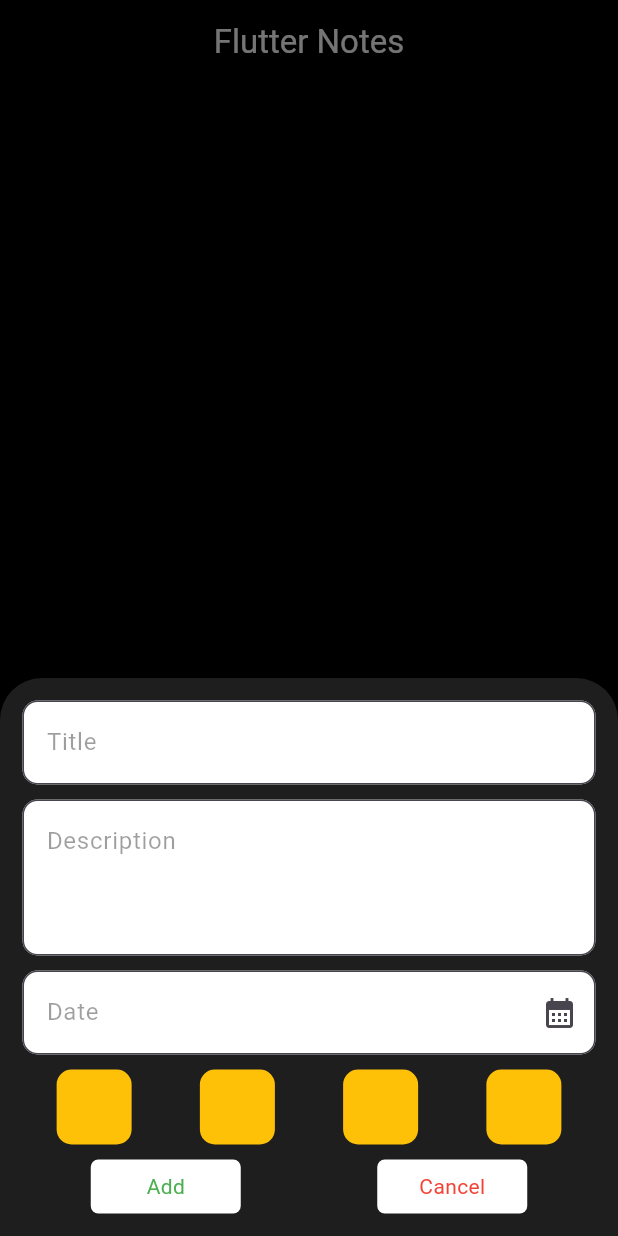
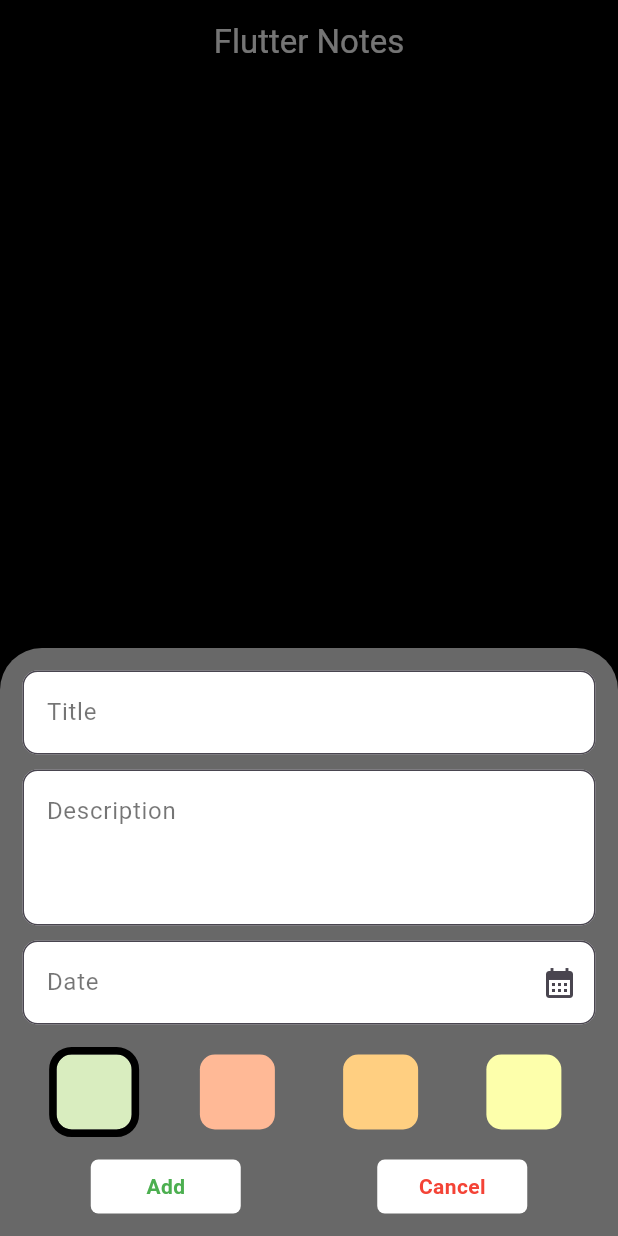
Before and after one commit to antonyaiwin/flutter_notes_app, a Flutter app: the screen it shows after launch, after a tap on the "add" icon, on a phone screen of 412 x 824 dp. Run offline on Flutter 3.47's test engine with Material 3 defaults, Android fonts, the phone set to English and light mode, and no system bars.

Commit message:
second commit

```diff
--- /dev/null
+++ b/lib/controller/note_screen_controller.dart
@@ -0,0 +1,29 @@
+import 'package:flutter/material.dart';
+import 'package:notes_app/core/constants/color_constants.dart';
+import 'package:notes_app/model/note_model.dart';
+
+class NotesScreenController {
+  static List<NoteModel> notesList = [];
+
+  static void addNote({required NoteModel item}) {
+    notesList.add(item);
+  }
+
+  static void deleteNoteAt({required int index}) {
+    notesList.removeAt(index);
+  }
+
+  static void editNote({
+    required int index,
+    required NoteModel item,
+  }) {
+    notesList[index] = item;
+  }
+
+  static List<Color> bgColorList = [
+    ColorConstants.color1,
+    ColorConstants.color2,
+    ColorConstants.color3,
+    ColorConstants.color4,
+  ];
+}
--- a/lib/core/constants/color_constants.dart
+++ b/lib/core/constants/color_constants.dart
@@ -6,5 +6,6 @@ class ColorConstants {
   static Color color3 = const Color(0xFFFFCF81);
   static Color color4 = const Color(0xFFFDFFAB);
   static Color scaffoldBackgroundColor = Colors.black;
+  static Color bottomSheetBackgroundColor = Color.fromARGB(255, 104, 104, 104);
   static Color primaryWhite = Colors.white;
 }
--- a/lib/main.dart
+++ b/lib/main.dart
@@ -23,11 +23,7 @@ class MyApp extends StatelessWidget {
           foregroundColor: ColorConstants.primaryWhite,
         ),
         bottomSheetTheme: BottomSheetThemeData(
-          backgroundColor: ColorConstants.scaffoldBackgroundColor
-              .withGreen(30)
-              .withBlue(30)
-              .withRed(30),
-        ),
+            backgroundColor: ColorConstants.bottomSheetBackgroundColor),
       ),
       home: const SplashScreen(),
     );
--- a/lib/model/note_model.dart
+++ b/lib/model/note_model.dart
@@ -3,7 +3,7 @@ class NoteModel {
   String title;
   String description;
   String date;
-  String colorIndex;
+  int colorIndex;
   NoteModel({
     required this.title,
     required this.description,
--- a/lib/view/home_screen/home_screen.dart
+++ b/lib/view/home_screen/home_screen.dart
@@ -1,7 +1,8 @@
 import 'package:flutter/material.dart';
-import 'package:notes_app/controller/home_screen_controller.dart';
+import 'package:notes_app/controller/note_screen_controller.dart';
 import 'package:notes_app/view/home_screen/widgets/add_note_form.dart';
 
+import '../../model/note_model.dart';
 import 'widgets/note_card.dart';
 
 class HomeScreen extends StatefulWidget {
@@ -24,6 +25,18 @@ class _HomeScreenState extends State<HomeScreen> {
         itemBuilder: (context, index) {
           return NoteCard(
             item: NotesScreenController.notesList[index],
+            onDeletePressed: () {
+              NotesScreenController.deleteNoteAt(index: index);
+              setState(() {});
+            },
+            onEditPressed: () {
+              showCustomBottomSheet(
+                context: context,
+                isEdit: true,
+                noteModel: NotesScreenController.notesList[index],
+                index: index,
+              );
+            },
           );
         },
         separatorBuilder: (BuildContext context, int index) {
@@ -33,18 +46,32 @@ class _HomeScreenState extends State<HomeScreen> {
       ),
       floatingActionButton: FloatingActionButton(
         onPressed: () {
-          showModalBottomSheet(
-            context: context,
-            isScrollControlled: true,
-            builder: (context) {
-              return AddNoteForm(
-                setState: setState,
-              );
-            },
-          );
+          showCustomBottomSheet(context: context);
         },
         child: const Icon(Icons.add),
       ),
     );
   }
+
+  Future<dynamic> showCustomBottomSheet({
+    required BuildContext context,
+    bool isEdit = false,
+    NoteModel? noteModel,
+    int? index,
+  }) {
+    return showModalBottomSheet(
+      context: context,
+      isScrollControlled: true,
+      builder: (context) {
+        return AddNoteForm(
+          onComplete: () {
+            setState(() {});
+          },
+          isEdit: isEdit,
+          item: noteModel,
+          index: index,
+        );
+      },
+    );
+  }
 }
--- a/lib/view/home_screen/widgets/add_note_form.dart
+++ b/lib/view/home_screen/widgets/add_note_form.dart
@@ -1,22 +1,57 @@
 import 'package:flutter/material.dart';
+import 'package:notes_app/model/note_model.dart';
 
-import '../../../controller/home_screen_controller.dart';
+import '../../../controller/note_screen_controller.dart';
 
-class AddNoteForm extends StatelessWidget {
-  const AddNoteForm({super.key, required this.setState});
-  final void Function(void Function()) setState;
+class AddNoteForm extends StatefulWidget {
+  const AddNoteForm({
+    super.key,
+    required this.onComplete,
+    this.isEdit = false,
+    this.item,
+    this.index,
+  });
+  final void Function()? onComplete;
+  final bool isEdit;
+  final NoteModel? item;
+  final int? index;
+
+  @override
+  State<AddNoteForm> createState() => _AddNoteFormState();
+}
+
+class _AddNoteFormState extends State<AddNoteForm> {
+  final TextEditingController titleController = TextEditingController();
+
+  final TextEditingController descriptionController = TextEditingController();
+
+  final TextEditingController dateController = TextEditingController();
+
+  int selectedColorIndex = 0;
+  @override
+  void initState() {
+    if (widget.item != null) {
+      titleController.text = widget.item!.title;
+      descriptionController.text = widget.item!.description;
+      dateController.text = widget.item!.date;
+      selectedColorIndex = widget.item!.colorIndex;
+    }
+    super.initState();
+  }
 
   @override
   Widget build(BuildContext context) {
     return Container(
+      margin: EdgeInsets.only(bottom: MediaQuery.of(context).viewInsets.bottom),
       padding: const EdgeInsets.all(15),
       child: Column(
         mainAxisSize: MainAxisSize.min,
         children: [
           TextFormField(
+            controller: titleController,
             decoration: InputDecoration(
               hintText: 'Title',
-              hintStyle: const TextStyle(color: Colors.black38),
+              hintStyle: const TextStyle(color: Colors.black54),
               border: OutlineInputBorder(
                 borderRadius: BorderRadius.circular(10),
               ),
@@ -26,11 +61,12 @@ class AddNoteForm extends StatelessWidget {
           ),
           const SizedBox(height: 10),
           TextFormField(
+            controller: descriptionController,
             maxLines: 3,
             minLines: 3,
             decoration: InputDecoration(
               hintText: 'Description',
-              hintStyle: const TextStyle(color: Colors.black38),
+              hintStyle: const TextStyle(color: Colors.black54),
               border: OutlineInputBorder(
                 borderRadius: BorderRadius.circular(10),
               ),
@@ -40,9 +76,10 @@ class AddNoteForm extends StatelessWidget {
           ),
           const SizedBox(height: 10),
           TextFormField(
+            controller: dateController,
             decoration: InputDecoration(
               hintText: 'Date',
-              hintStyle: const TextStyle(color: Colors.black38),
+              hintStyle: const TextStyle(color: Colors.black54),
               suffixIcon: IconButton(
                 onPressed: () {},
                 icon: const Icon(Icons.calendar_month),
@@ -54,53 +91,63 @@ class AddNoteForm extends StatelessWidget {
               fillColor: Colors.white,
             ),
           ),
-          const SizedBox(height: 10),
+          const SizedBox(height: 20),
           Row(
             mainAxisAlignment: MainAxisAlignment.spaceAround,
-            children: [
-              Container(
-                height: 50,
-                width: 50,
-                decoration: BoxDecoration(
-                  color: Colors.amber,
-                  borderRadius: BorderRadius.circular(10),
+            children: List.generate(
+              NotesScreenController.bgColorList.length,
+              (index) => InkWell(
+                onTap: () {
+                  setState(() {
+                    selectedColorIndex = index;
+                  });
+                },
+                child: Container(
+                  height: 50,
+                  width: 50,
+                  decoration: BoxDecoration(
+                      color: NotesScreenController.bgColorList[index],
+                      borderRadius: BorderRadius.circular(10),
+                      border: selectedColorIndex == index
+                          ? Border.all(
+                              color: Colors.black,
+                              width: 5,
+                              strokeAlign: BorderSide.strokeAlignOutside,
+                            )
+                          : null),
                 ),
               ),
-              Container(
-                height: 50,
-                width: 50,
-                decoration: BoxDecoration(
-                  color: Colors.amber,
-                  borderRadius: BorderRadius.circular(10),
-                ),
-              ),
-              Container(
-                height: 50,
-                width: 50,
-                decoration: BoxDecoration(
-                  color: Colors.amber,
-                  borderRadius: BorderRadius.circular(10),
-                ),
-              ),
-              Container(
-                height: 50,
-                width: 50,
-                decoration: BoxDecoration(
-                  color: Colors.amber,
-                  borderRadius: BorderRadius.circular(10),
-                ),
-              ),
-            ],
+            ),
           ),
-          const SizedBox(height: 10),
+          const SizedBox(height: 20),
           Row(
             mainAxisAlignment: MainAxisAlignment.spaceAround,
             children: [
               InkWell(
                 onTap: () {
-                  NotesScreenController.addNote();
+                  if (widget.isEdit) {
+                    NotesScreenController.editNote(
+                      index: widget.index!,
+                      item: NoteModel(
+                        title: titleController.text,
+                        description: descriptionController.text,
+                        date: dateController.text,
+                        colorIndex: selectedColorIndex,
+                      ),
+                    );
+                  } else {
+                    NotesScreenController.addNote(
+                      item: NoteModel(
+                        title: titleController.text,
+                        description: descriptionController.text,
+                        date: dateController.text,
+                        colorIndex: selectedColorIndex,
+                      ),
+                    );
+                  }
+
                   Navigator.pop(context);
-                  setState(() {});
+                  widget.onComplete!();
                 },
                 child: Container(
                   width: 100,
@@ -110,10 +157,11 @@ class AddNoteForm extends StatelessWidget {
                     color: Colors.white,
                     borderRadius: BorderRadius.circular(5),
                   ),
-                  child: const Text(
-                    'Add',
-                    style: TextStyle(
+                  child: Text(
+                    widget.isEdit ? 'Save' : 'Add',
+                    style: const TextStyle(
                       color: Colors.green,
+                      fontWeight: FontWeight.bold,
                     ),
                   ),
                 ),
@@ -134,6 +182,7 @@ class AddNoteForm extends StatelessWidget {
                     'Cancel',
                     style: TextStyle(
                       color: Colors.red,
+                      fontWeight: FontWeight.bold,
                     ),
                   ),
                 ),
```
Also changed, not shown: lib/controller/home_screen_controller.dart (deleted, +0 -15 lines), lib/view/home_screen/widgets/note_card.dart (+14 -8 lines).
